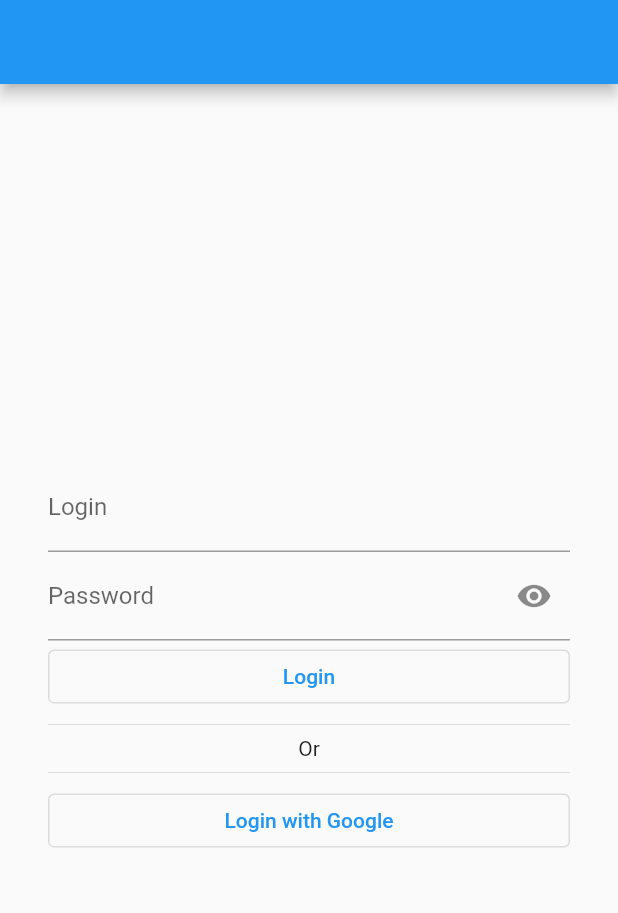
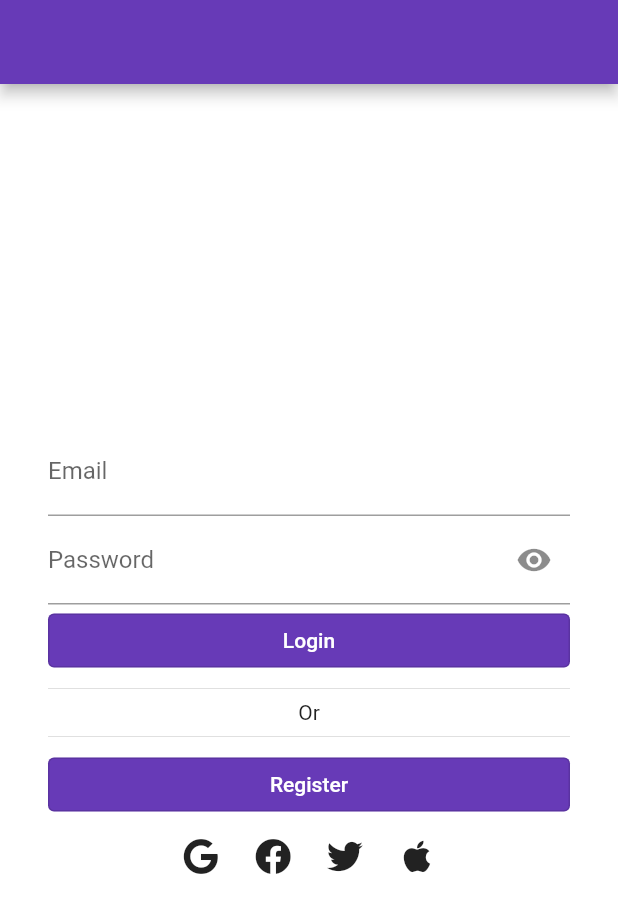
Before and after one commit to FatihDursunUzer1/task_time_tracker, a Flutter app: the screen it shows after launch, on a phone screen of 412 x 824 dp. Shown: the top 913 px of the screen. Run offline on Flutter 3.47's test engine with Material 2 defaults, Android fonts, the phone set to English and light mode, and no system bars; our stand-ins replace firebase_core, flutter_signin_button, font_awesome_flutter, hive, hive_flutter, loading_animation_widget; accounts and stored records are empty.

Commit message:
Login page method structures modified

```diff
--- a/lib/core/application/constants/color_constants.dart
+++ b/lib/core/application/constants/color_constants.dart
@@ -1,12 +1,15 @@
 import 'dart:ui';
+
+import 'package:flutter/material.dart';
 
 enum ColorConstants {
   timerCardDark(0xFF424242),
   timerCardLight(0xFFE0E0E0),
   //deeppurple color
-  scaffoldBackGround(0xFF673AB7),
+  scaffoldBackGround(0xFFFFFFFF),
   scaffoldBackGroundDark(0x000),
-  darkBlue(0xFF1B143F);
+  darkBlue(0xFF1B143F),
+  customPurple(0xFF673AB7);
 
   final int value;
   const ColorConstants(this.value);
--- a/lib/core/application/navigation/navigation_route.dart
+++ b/lib/core/application/navigation/navigation_route.dart
@@ -2,6 +2,7 @@ import 'package:flutter/material.dart';
 import 'package:task_time_tracker/core/application/constants/page_constants.dart';
 import 'package:task_time_tracker/presentatiton/views/home/home_view.dart';
 import 'package:task_time_tracker/presentatiton/views/login/login_view.dart';
+import 'package:task_time_tracker/presentatiton/views/register/register_view.dart';
 
 import '../../../main.dart';
 import '../../../presentatiton/views/splash/splash_view.dart';
@@ -30,6 +31,8 @@ class NavigationRoute {
         return defaultRoute(Home());
       case PageConstants.login:
         return defaultRoute(Login());
+      case PageConstants.register:
+        return defaultRoute(Register());
       default:
         return defaultRoute(Home());
     }
--- a/lib/core/application/state/global_state_provider.dart
+++ b/lib/core/application/state/global_state_provider.dart
@@ -39,6 +39,14 @@ class ThemeStateProvider extends ChangeNotifier {
             foregroundColor: Colors.white),
       ));
 
-  ThemeData get _lightTheme => ThemeData.light()
-      .copyWith(cardColor: ColorConstants.timerCardLight.color);
+  ThemeData get _lightTheme => ThemeData.light().copyWith(
+      cardColor: ColorConstants.timerCardLight.color,
+      scaffoldBackgroundColor: ColorConstants.scaffoldBackGround.color,
+      appBarTheme:
+          AppBarTheme(backgroundColor: ColorConstants.customPurple.color),
+      outlinedButtonTheme: OutlinedButtonThemeData(
+        style: OutlinedButton.styleFrom(
+            backgroundColor: ColorConstants.customPurple.color,
+            foregroundColor: Colors.white),
+      ));
 }
--- /dev/null
+++ b/lib/presentatiton/utility/enums/OAuthMethods.dart
@@ -0,0 +1 @@
+enum OAuthMethods { google, facebook, apple, twitter }
--- a/lib/presentatiton/views/login/login_view.dart
+++ b/lib/presentatiton/views/login/login_view.dart
@@ -2,10 +2,13 @@ import 'package:flutter/material.dart';
 import 'package:flutter/src/widgets/framework.dart';
 import 'package:flutter/src/widgets/placeholder.dart';
 import 'package:flutter_signin_button/flutter_signin_button.dart';
+import 'package:font_awesome_flutter/font_awesome_flutter.dart';
 import 'package:provider/provider.dart';
 import 'package:task_time_tracker/core/application/constants/page_constants.dart';
 import 'package:task_time_tracker/core/application/navigation/navigation_service.dart';
+import 'package:task_time_tracker/presentatiton/utility/enums/OAuthMethods.dart';
 import 'package:task_time_tracker/presentatiton/views/login/login_view_model.dart';
+import 'package:task_time_tracker/presentatiton/widgets/custom_button.dart';
 
 class Login extends StatefulWidget {
   const Login({super.key});
@@ -27,46 +30,66 @@ class _LoginState extends State<Login> {
                 child: Column(
                     mainAxisAlignment: MainAxisAlignment.center,
                     children: [
-                      TextFormField(
-                        controller:
-                            context.read<LoginViewModel>().emailController,
-                        validator: context.read<LoginViewModel>().validateEmail,
-                        decoration: InputDecoration(labelText: 'Login'),
-                      ),
+                      EmailTextFormField(context),
                       PasswordTextFormField(context),
                       LoginButton(context),
                       const Divider(),
                       Text('Or'),
                       const Divider(),
-                      LoginWithGoogle(context),
+                      RegisterButton(context),
+                      Row(
+                        mainAxisAlignment: MainAxisAlignment.center,
+                        children: [
+                          SignInMethods(context, FontAwesomeIcons.google,
+                              onPressed: context
+                                  .read<LoginViewModel>()
+                                  .signInWithOAuths(OAuthMethods.google)),
+                          SignInMethods(context, FontAwesomeIcons.facebook,
+                              onPressed: context
+                                  .read<LoginViewModel>()
+                                  .signInWithOAuths(OAuthMethods.facebook)),
+                          SignInMethods(context, FontAwesomeIcons.twitter,
+                              onPressed: context
+                                  .read<LoginViewModel>()
+                                  .signInWithOAuths(OAuthMethods.twitter)),
+                          SignInMethods(context, FontAwesomeIcons.apple,
+                              onPressed: context
+                                  .read<LoginViewModel>()
+                                  .signInWithOAuths(OAuthMethods.apple)),
+                        ],
+                      )
                     ]),
               )),
         ));
   }
 
-  Container LoginWithGoogle(BuildContext context) {
-    return Container(
-      width: MediaQuery.of(context).size.width,
-      child: OutlinedButton(onPressed: () {}, child: Text('Login with Google')),
-    );
+  IconButton SignInMethods(BuildContext context, IconData icon,
+      {Function()? onPressed}) {
+    return IconButton(
+        onPressed: onPressed == null ? () {} : onPressed, icon: FaIcon(icon));
   }
 
-  Container LoginButton(BuildContext context) {
-    return Container(
-      width: MediaQuery.of(context).size.width,
-      child: OutlinedButton(
-          onPressed: () {
-            if (context
-                .read<LoginViewModel>()
-                .formKey
-                .currentState!
-                .validate()) {
-              print('Validated');
-              NavigationService.instance
-                  .navigateToPage(path: PageConstants.home);
-            }
-          },
-          child: Text('Login')),
+  RegisterButton(BuildContext context) {
+    return CustomButton(
+        onPressed: () {
+          context.read<LoginViewModel>().goToRegister();
+        },
+        text: 'Register');
+  }
+
+  LoginButton(BuildContext context) {
+    return CustomButton(
+        text: 'Login',
+        onPressed: () {
+          context.read<LoginViewModel>().validate();
+        });
+  }
+
+  TextFormField EmailTextFormField(BuildContext context) {
+    return TextFormField(
+      controller: context.read<LoginViewModel>().emailController,
+      validator: context.read<LoginViewModel>().validateEmail,
+      decoration: InputDecoration(labelText: 'Email'),
     );
   }
 
--- a/lib/presentatiton/views/login/login_view_model.dart
+++ b/lib/presentatiton/views/login/login_view_model.dart
@@ -1,4 +1,7 @@
 import 'package:flutter/material.dart';
+import 'package:task_time_tracker/core/application/constants/page_constants.dart';
+import 'package:task_time_tracker/core/application/navigation/navigation_service.dart';
+import 'package:task_time_tracker/presentatiton/utility/enums/OAuthMethods.dart';
 
 class LoginViewModel extends ChangeNotifier {
   bool _isVisible = false;
@@ -29,4 +32,18 @@ class LoginViewModel extends ChangeNotifier {
     }
     return null;
   }
+
+  validate() {
+    if (formKey.currentState!.validate()) {
+      emailController.clear();
+      passwordController.clear();
+      NavigationService.instance.navigateToPageClear(PageConstants.home);
+    }
+  }
+
+  goToRegister() {
+    NavigationService.instance.navigateToPage(path: PageConstants.register);
+  }
+
+  signInWithOAuths(OAuthMethods oAuthMethod) {}
 }
--- /dev/null
+++ b/lib/presentatiton/views/register/register_view.dart
@@ -0,0 +1,21 @@
+import 'package:flutter/material.dart';
+import 'package:flutter/src/widgets/framework.dart';
+import 'package:flutter/src/widgets/placeholder.dart';
+
+class Register extends StatefulWidget {
+  const Register({super.key});
+
+  @override
+  State<Register> createState() => _RegisterState();
+}
+
+class _RegisterState extends State<Register> {
+  @override
+  Widget build(BuildContext context) {
+    return Scaffold(
+        appBar: AppBar(),
+        body: Center(
+          child: Text('Register Page'),
+        ));
+  }
+}
--- a/lib/presentatiton/widgets/custom_button.dart
+++ b/lib/presentatiton/widgets/custom_button.dart
@@ -1,13 +1,20 @@
 import 'package:flutter/material.dart';
 
 class CustomButton extends StatelessWidget {
-  const CustomButton({super.key});
+  const CustomButton({super.key, required this.text, this.onPressed});
+
+  final String text;
+  final void Function()? onPressed;
 
   @override
   Widget build(BuildContext context) {
-    return Padding(
-      padding: const EdgeInsets.all(16.0),
-      child: OutlinedButton(onPressed: () {}, child: Text('Login'),),
-    );
+    return SizedBox(
+        width: MediaQuery.of(context).size.width,
+        child: OutlinedButton(
+          onPressed: onPressed == null
+              ? null
+              : onPressed!,
+          child: Text(text),
+        ));
   }
 }
--- a/pubspec.yaml
+++ b/pubspec.yaml
@@ -49,6 +49,7 @@ dependencies:
   loading_animation_widget: ^1.2.0+4
   google_sign_in: ^6.0.2
   flutter_signin_button: ^2.0.0
+  font_awesome_flutter: ^9.2.0
 
 dev_dependencies:
   flutter_test:
```
Also changed, not shown: lib/presentatiton/views/register/register_view_model.dart (added), pubspec.lock.
